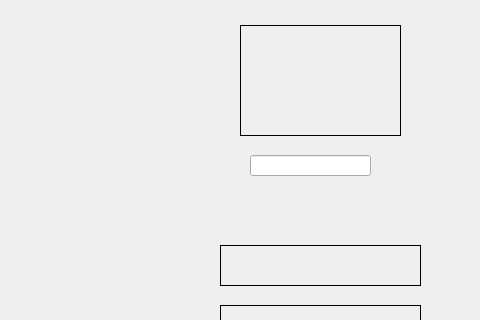
The window that game.ui (stefanivanic/RemiFINAL) describes before a commit, drawn with Qt 5; both pictures show x 520 to 1000 and y 194 to 514 of the 1000 by 600 pixel window.
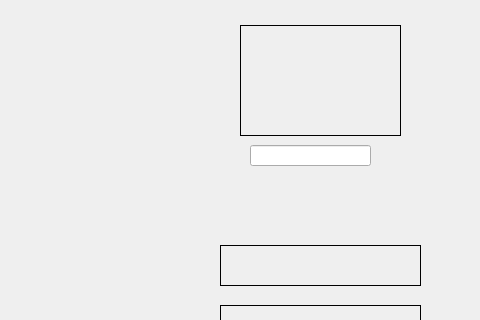
The same window after the commit. Icons and pictures are not drawn.

The edit to the form file:
```diff
--- a/game.ui
+++ b/game.ui
@@ -172,7 +172,7 @@
     <property name="geometry">
      <rect>
       <x>770</x>
-      <y>330</y>
+      <y>320</y>
       <width>121</width>
       <height>21</height>
      </rect>
```
